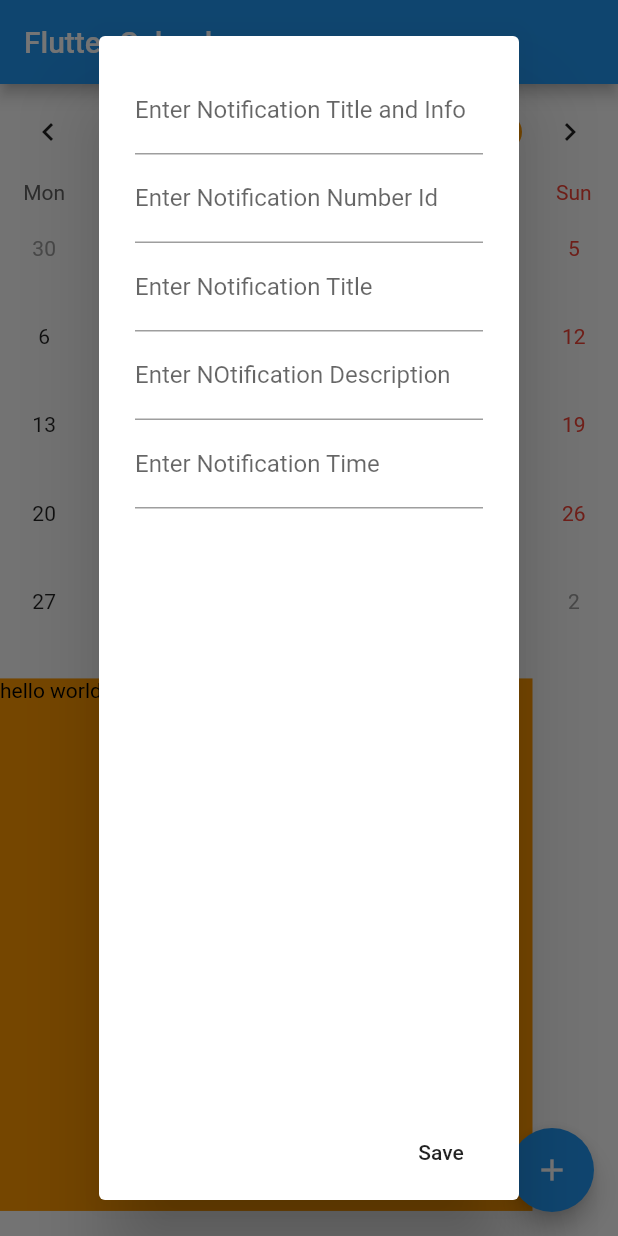
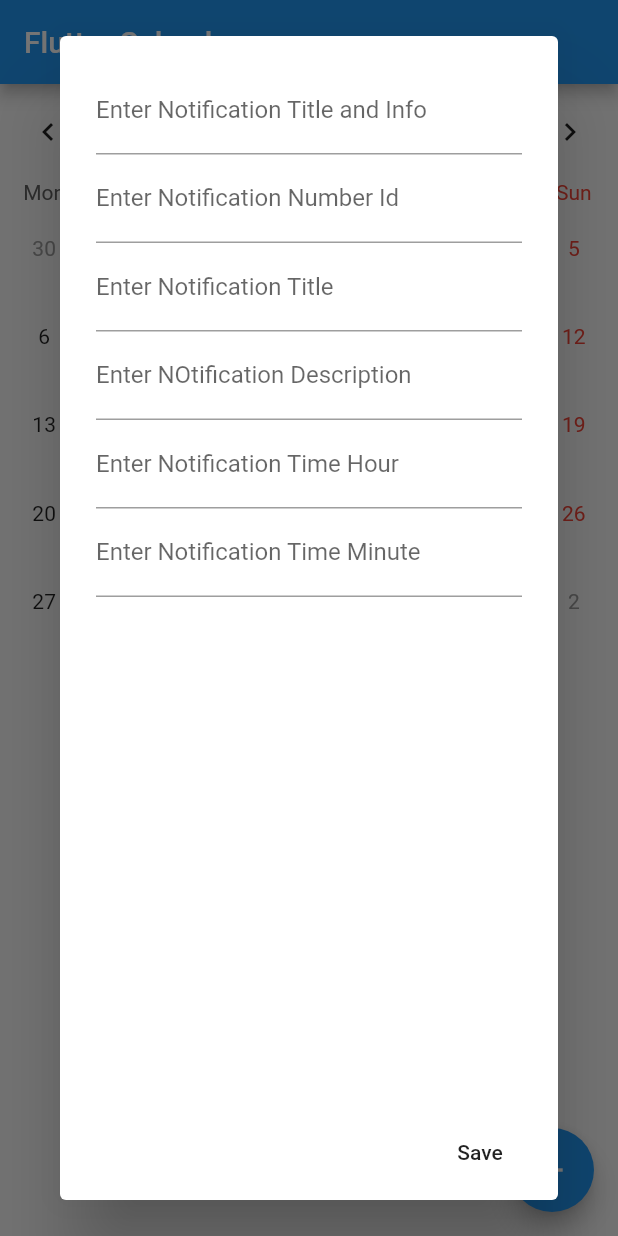
Before and after one commit to ernestsheldon/flutter_remid_mex, a Flutter app: the screen it shows after launch, after a tap on the "add" icon, on a phone screen of 412 x 824 dp. Run offline on Flutter 3.47's test engine with Material 2 defaults, Android fonts, the phone set to English and light mode, and no system bars; drawn by our look-alikes of table_calendar; our stand-ins replace flutter_local_notifications, shared_preferences.

```diff
--- a/lib/pages/flutter_calendar.dart
+++ b/lib/pages/flutter_calendar.dart
@@ -16,7 +16,18 @@ class _FlutterCalendarState extends State<FlutterCalendar> {
   CalendarController _controller;
   Map<DateTime,List<dynamic>> _events;
   List<dynamic> _selectedEvents;
-  TextEditingController _eventController;
+  TextEditingController _eventController; //calendar marker
+  TextEditingController _notificationIdController;
+  TextEditingController _notificationTitleController;
+  TextEditingController _notificationDescriptionController;
+  TextEditingController _notificationTimeHourController;
+  TextEditingController _notificationTimeMinuteController;
+
+
+
+
+
+
   SharedPreferences prefs;
 
   @override
@@ -24,6 +35,13 @@ class _FlutterCalendarState extends State<FlutterCalendar> {
     super.initState();
     _controller = CalendarController();
     _eventController = TextEditingController();
+
+     _notificationIdController = TextEditingController();
+    _notificationTitleController = TextEditingController();
+     _notificationDescriptionController = TextEditingController();
+     _notificationTimeHourController = TextEditingController();
+     _notificationTimeMinuteController = TextEditingController();
+
     _events = {};
     _selectedEvents = [];
     _notificationManager.initNotifications();
@@ -119,14 +137,7 @@ class _FlutterCalendarState extends State<FlutterCalendar> {
               subtitle: Text('?'),
 
             )),
-            SizedBox(width: 22.0,height: 22 ,),
-            Container(
-              color: Colors.orange,
-              width: 355,
-              height: 355,
-              child: Text('hello world',style: TextStyle(color: Colors.black),),
-            ),
-            SizedBox(width: 22.0,),
+
           ],
         ),
       ),
@@ -141,7 +152,13 @@ class _FlutterCalendarState extends State<FlutterCalendar> {
     showDialog(
         context: context,
         builder: (context) => AlertDialog(
-          content: Column(
+          content: Container(
+            height: 755,
+            width: 355,
+            child: SingleChildScrollView(
+              child: Column(
+                mainAxisAlignment: MainAxisAlignment.start,
+                crossAxisAlignment: CrossAxisAlignment.center,
                 children: <Widget>[
                   TextField(
                     decoration: InputDecoration(
@@ -151,30 +168,43 @@ class _FlutterCalendarState extends State<FlutterCalendar> {
                     controller: _eventController,
                   ),
                   TextField(
+                    controller: _notificationIdController,
                     decoration: InputDecoration(
                         labelText: "Enter Notification Number Id"
                     ),
 
                   ),
                   TextField(
+                    controller: _notificationTitleController,
                     decoration: InputDecoration(
                         labelText: "Enter Notification Title"
                     ),
 
                   ),
                   TextField(
+                    controller: _notificationDescriptionController,
                     decoration: InputDecoration(
                         labelText: "Enter NOtification Description"
                     ),
 
                   ),
                   TextField(
+                    controller: _notificationTimeHourController,
                     decoration: InputDecoration(
-                    labelText: "Enter Notification Time"
+                        labelText: "Enter Notification Time Hour"
+                    ),
+
+                  ),
+                  TextField(
+                    controller: _notificationTimeMinuteController,
+                    decoration: InputDecoration(
+                        labelText: "Enter Notification Time Minute"
                     ),
 
                   ),
                 ],
+              ),
+            ),
           ),
 
           actions: <Widget>[
@@ -183,7 +213,12 @@ class _FlutterCalendarState extends State<FlutterCalendar> {
               child: Text("Save"),
               onPressed: (){
                 if(_eventController.text.isEmpty) return;
-                setState(() {
+                if(_notificationIdController.text.isEmpty) return;
+                if(_notificationTitleController.text.isEmpty) return;
+                if(_notificationDescriptionController.text.isEmpty) return;
+                if(_notificationTimeHourController.text.isEmpty) return;
+                if(_notificationTimeMinuteController.text.isEmpty) return;
+                setState(()  {
                   if(_events[_controller.selectedDay] != null) {
                     _events[_controller.selectedDay].add(_eventController.text);
 
@@ -194,10 +229,20 @@ class _FlutterCalendarState extends State<FlutterCalendar> {
                   }
                   prefs.setString("events", json.encode(encodeMap(_events)));
                   _eventController.clear();
-                  //Todo create a Notification for the date -1 day
+
+
+                  //_events.clear();
                   _notificationManager.scheduleNotification();
                   //_notificationManager.removeAllReminders();
-                  _notificationManager.showNotificationDaily(1, "nj", "jhjjjju", 11, 53);
+                 // _notificationManager.showNotificationDaily(1, _notificationTitleController.text, _notificationDescriptionController.text, int.parse(_notificationTimeHourController.text), int.parse(_notificationTimeMinuteController.text));
+                  _notificationManager.showNotificationDaily(0,"alarm","get up lazy",13,30);
+                  //_notificationManager.removeAllReminders();
+
+
+
+
+
+
 
 
                   Navigator.pop(context);
```
Also changed, not shown: pubspec.yaml (+4 -3 lines), pubspec.lock. Lines whose indentation alone changed are shown as unchanged.
